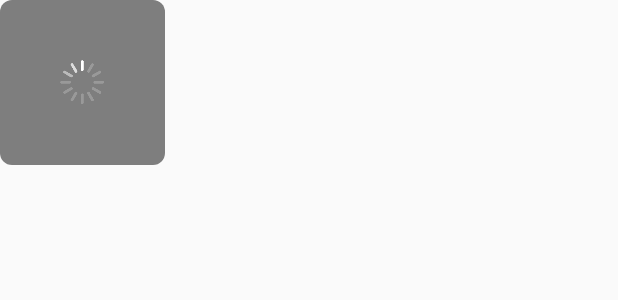
After one commit to BoomBone/CreditKt, an Android app: the layout progress_dialog.xml on its own in the app's theme, with its tools: preview values and no code run, on a phone screen of 412 x 824 dp. The commit adds this screen. Shown: the top 300 px of the screen. Run offline under Robolectric (Android 15) with nearby library versions, the light colour scheme and no system bars.

Commit message:
ProgressLoading封装

```diff
--- a/BaseLib/src/main/java/com/work/base/presenter/view/BaseView.kt
+++ b/BaseLib/src/main/java/com/work/base/presenter/view/BaseView.kt
@@ -6,5 +6,5 @@ package com.work.base.presenter.view
 interface BaseView {
     fun showLoading()
     fun hideLoading()
-    fun onError()
+    fun onError(text:String)
 }
--- /dev/null
+++ b/BaseLib/src/main/res/drawable/progress_dialog_anim.xml
@@ -0,0 +1,16 @@
+<?xml version="1.0" encoding="utf-8"?>
+<animation-list
+    xmlns:android="http://schemas.android.com/apk/res/android"
+    android:oneshot="false">
+    <item android:drawable="@drawable/light_progress_loading1" android:duration="200"/>
+    <item android:drawable="@drawable/light_progress_loading2" android:duration="200"/>
+    <item android:drawable="@drawable/light_progress_loading3" android:duration="200"/>
+    <item android:drawable="@drawable/light_progress_loading4" android:duration="200"/>
+    <item android:drawable="@drawable/light_progress_loading5" android:duration="200"/>
+    <item android:drawable="@drawable/light_progress_loading6" android:duration="200"/>
+    <item android:drawable="@drawable/light_progress_loading7" android:duration="200"/>
+    <item android:drawable="@drawable/light_progress_loading8" android:duration="200"/>
+    <item android:drawable="@drawable/light_progress_loading9" android:duration="200"/>
+    <item android:drawable="@drawable/light_progress_loading10" android:duration="200"/>
+    <item android:drawable="@drawable/light_progress_loading11" android:duration="200"/>
+</animation-list>
--- /dev/null
+++ b/BaseLib/src/main/res/drawable/progress_dialog_bg.xml
@@ -0,0 +1,12 @@
+<?xml version="1.0" encoding="UTF-8"?>
+<shape xmlns:android="http://schemas.android.com/apk/res/android" >
+
+    <solid android:color="#7f000000" />
+
+    <corners
+        android:bottomLeftRadius="8dp"
+        android:bottomRightRadius="8dp"
+        android:topLeftRadius="8dp"
+        android:topRightRadius="8dp" />
+
+</shape>
--- /dev/null
+++ b/BaseLib/src/main/res/layout/progress_dialog.xml
@@ -0,0 +1,14 @@
+<?xml version="1.0" encoding="utf-8"?>
+<LinearLayout xmlns:android="http://schemas.android.com/apk/res/android"
+    style="@style/WrapWrap.Vertical"
+    android:background="@drawable/progress_dialog_bg"
+    android:gravity="center_horizontal"
+    android:padding="40dp">
+
+    <ImageView
+        android:id="@+id/iv_loading"
+        style="@style/WrapWrap"
+        android:layout_gravity="center"
+        android:background="@drawable/progress_dialog_anim" />
+
+</LinearLayout>
```
Also changed, not shown: BaseLib/src/main/java/com/work/base/ui/activity/BaseMvpActivity.kt (+18 -3 lines), BaseLib/src/main/java/com/work/base/widgets/ProgressLoading.kt (added, +61 -0 lines), BaseLib/src/main/res/values/styles.xml (+18 -13 lines).
